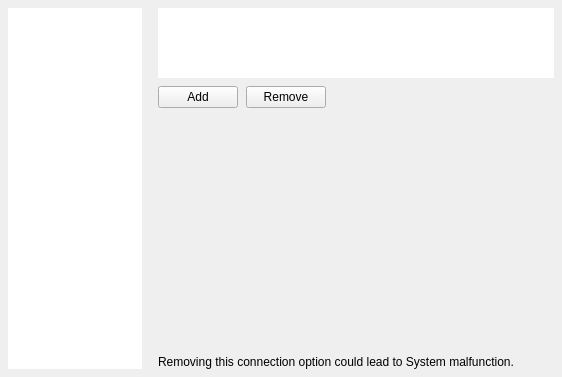
First picture: the form in vms/client/nx_vms_client_desktop/src/ui/widgets/system_settings/routing_management_widget.ui, repository networkoptix/nx_open, before the edit.
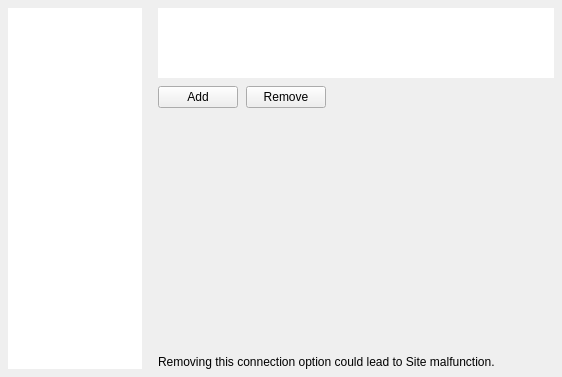
Second picture: the form after the edit. Custom widgets are drawn as their Qt base class.

Commit message: VMS-42357: Rename system to site

The edit to the form file:
```diff
--- a/vms/client/nx_vms_client_desktop/src/ui/widgets/system_settings/routing_management_widget.ui
+++ b/vms/client/nx_vms_client_desktop/src/ui/widgets/system_settings/routing_management_widget.ui
@@ -205,7 +205,7 @@
        <item>
         <widget class="QLabel" name="warningLabel">
          <property name="text">
-          <string>Removing this connection option could lead to System malfunction.</string>
+          <string>Removing this connection option could lead to Site malfunction.</string>
          </property>
          <property name="textFormat">
           <enum>Qt::RichText</enum>
```
The commit also changes 92 other files.
